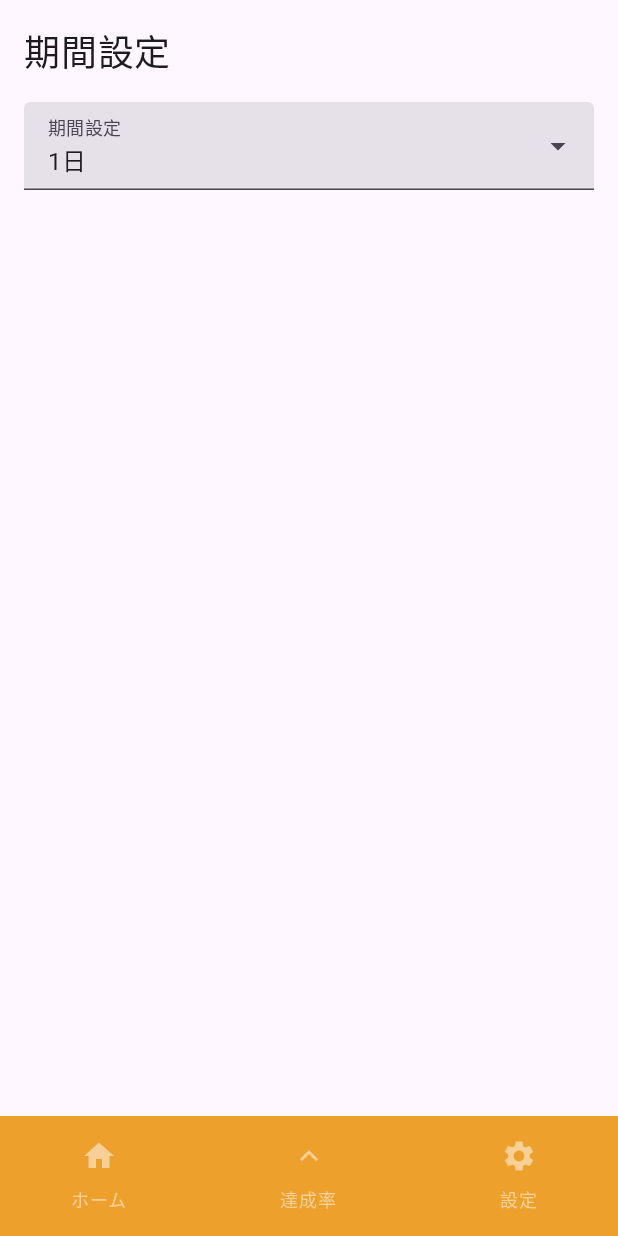
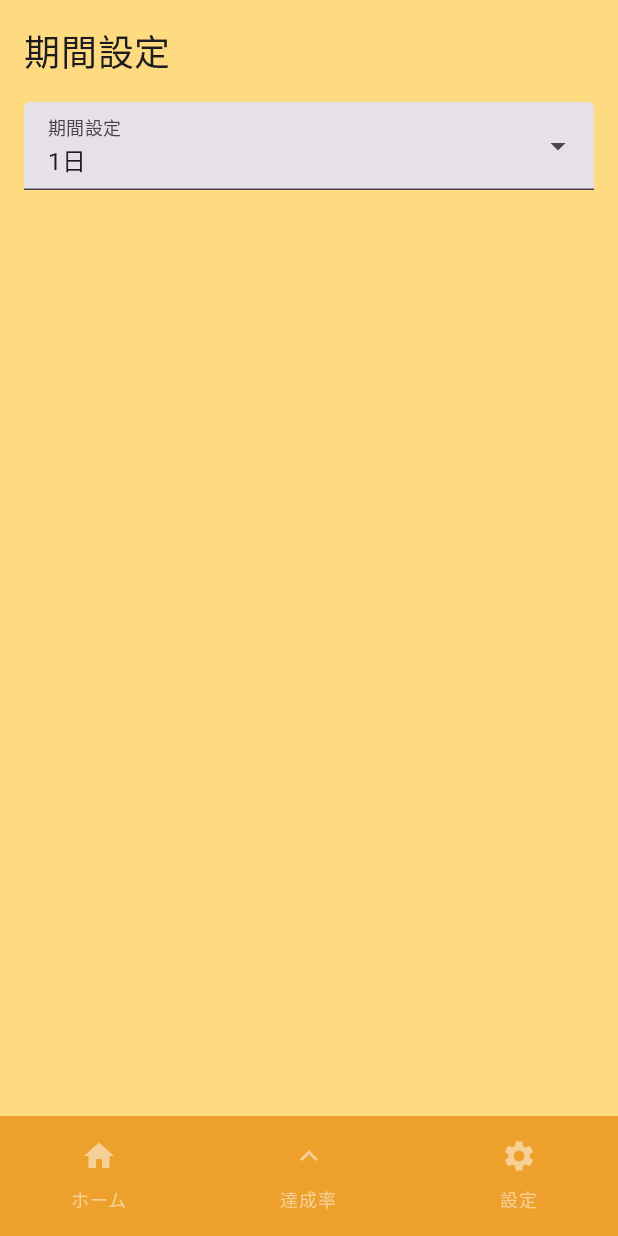
Before and after one commit to NID-kt/toryumon-team-f, an Android app built with Jetpack Compose: the SpanSettingsScreen screen opened through its navigation route, on a phone screen of 412 x 824 dp. Run offline under Robolectric (Android 15) with nearby library versions, the phone set to English and light mode, and no system bars; our stand-ins replace Room's generated code; Roboto replaces fonts that are not available here.

```diff
--- a/app/src/main/java/com/example/runningavater/MyAppNavHost.kt
+++ b/app/src/main/java/com/example/runningavater/MyAppNavHost.kt
@@ -105,7 +105,8 @@ fun MyAppNavHost(
                 popEnterTransition = {slideIntoContainer(towards = AnimatedContentTransitionScope.SlideDirection.Right, tween(1000))},
                 popExitTransition = {slideOutOfContainer(towards = AnimatedContentTransitionScope.SlideDirection.Right, tween(1000))},
                 ) {
-                ProfileScreen(navController,
+                ProfileScreen(
+                    navController,
                     profileImageUri = profileImageUri,
                     onImageSelected = { newUri ->
                         profileImageUri = newUri
--- a/app/src/main/java/com/example/runningavater/settings/SpanSettingsScreen.kt
+++ b/app/src/main/java/com/example/runningavater/settings/SpanSettingsScreen.kt
@@ -1,8 +1,10 @@
 package com.example.runningavater.settings
 
+import androidx.compose.foundation.background
 import androidx.compose.foundation.clickable
 import androidx.compose.foundation.layout.Column
 import androidx.compose.foundation.layout.Spacer
+import androidx.compose.foundation.layout.fillMaxSize
 import androidx.compose.foundation.layout.fillMaxWidth
 import androidx.compose.foundation.layout.height
 import androidx.compose.foundation.layout.padding
@@ -20,6 +22,7 @@ import androidx.compose.runtime.setValue
 import androidx.compose.ui.Modifier
 import androidx.compose.ui.unit.dp
 import androidx.compose.ui.unit.sp
+import com.example.runningavater.ui.theme.SungYellow
 
 @OptIn(ExperimentalMaterial3Api::class)
 @Composable
@@ -29,7 +32,11 @@ fun SpanSettingsScreen() {
     val options = listOf("1日", "3日", "7日")
 
     Column(
-        modifier = Modifier.padding(16.dp),
+        modifier =
+            Modifier
+                .fillMaxSize()
+                .background(SungYellow)
+                .padding(16.dp),
     ) {
         Text(text = "期間設定", fontSize = 24.sp)
 
```
Also changed, not shown: app/src/main/java/com/example/runningavater/home/HomeScreen.kt (+21 -1 lines). Lines whose indentation alone changed are shown as unchanged.
